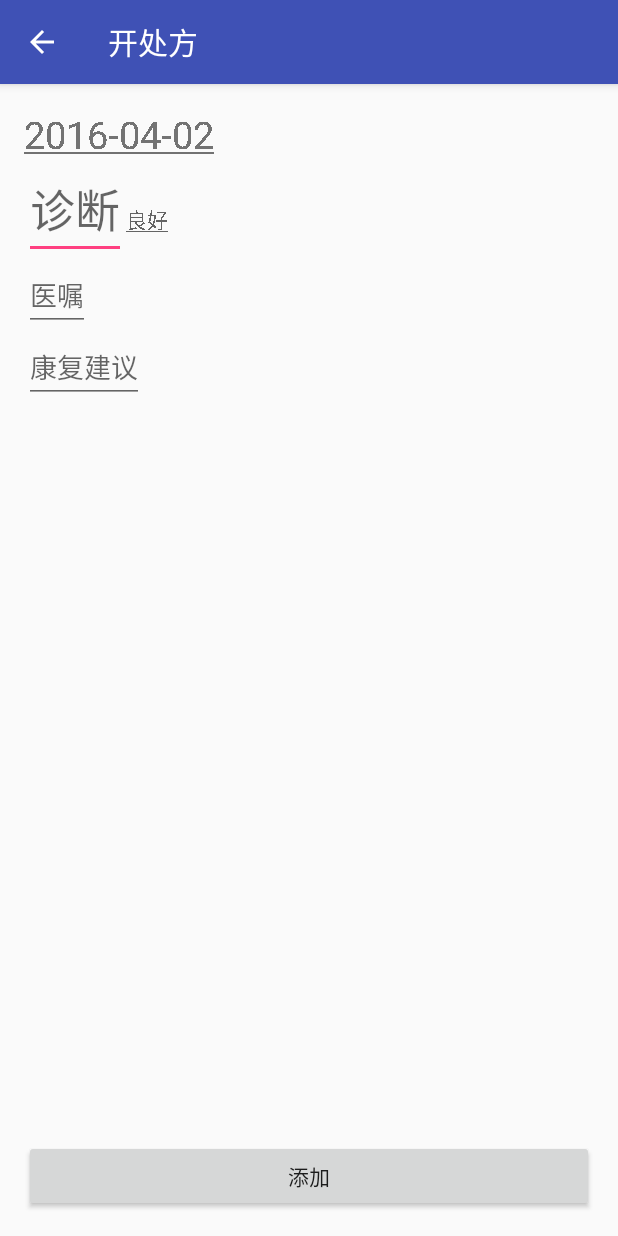
After one commit to The---onE/HomeDoctor, an Android app: the AddPrescriptionActivity screen opened directly, with no data from a screen before it, on a phone screen of 412 x 824 dp. The commit adds this screen. Run offline under Robolectric (Android 15) with nearby library versions, the phone set to English and light mode, and no system bars; libraries missing offline, so code that uses them is left out: com.avos.avoscloud, com.bigkoo.pickerview; 12 statements that could not run were skipped.

Commit message:
Could Add Prescription for Patient to Cloud

```diff
--- a/app/build.gradle
+++ b/app/build.gradle
@@ -35,6 +35,8 @@ dependencies {
     compile 'com.android.support:design:23.2.1'
     compile 'com.android.support:support-v4:23.2.1'
 
+    compile 'com.bigkoo:pickerview:2.0.8'
+
     compile 'com.nineoldandroids:library:2.4.0'
     compile 'cn.bingoogolapple:bga-refreshlayout:1.1.3@aar'
 
--- a/app/src/main/AndroidManifest.xml
+++ b/app/src/main/AndroidManifest.xml
@@ -31,6 +31,12 @@
         <activity
             android:name=".User.RegisterActivity"
             android:theme="@style/AppTheme.NoActionBar" />
+        <activity
+            android:name=".Patients.PatientDetailActivity"
+            android:theme="@style/AppTheme.NoActionBar" />
+        <activity
+            android:name=".Patients.AddPrescriptionActivity"
+            android:theme="@style/AppTheme.NoActionBar" />
     </application>
 
 </manifest>
--- a/app/src/main/java/com/xmx/homedoctor/Fragments/PatientsFragment.java
+++ b/app/src/main/java/com/xmx/homedoctor/Fragments/PatientsFragment.java
@@ -14,6 +14,7 @@ import com.avos.avoscloud.AVQuery;
 import com.avos.avoscloud.FindCallback;
 import com.xmx.homedoctor.Constants;
 import com.xmx.homedoctor.Patients.Patient;
+import com.xmx.homedoctor.Patients.PatientDetailActivity;
 import com.xmx.homedoctor.Patients.PatientsAdapter;
 import com.xmx.homedoctor.R;
 import com.xmx.homedoctor.Tools.BaseFragment;
@@ -60,7 +61,7 @@ public class PatientsFragment extends BaseFragment
             public void onItemClick(AdapterView<?> parent, View view, int position, long id) {
                 Patient item = (Patient) parent.getItemAtPosition(position);
                 if (item != null && item.getId() != null) {
-                    showToast(item.getId());
+                    startActivity(PatientDetailActivity.class, "id", item.getId());
                 }
             }
         });
@@ -153,7 +154,7 @@ public class PatientsFragment extends BaseFragment
                     if (flag) {
                         mAdapter.setItems(mItems);
                     } else {
-                        showToast(R.string.no_more);
+                        //showToast(R.string.no_more);
                     }
                 } else {
                     filterException(e);
--- /dev/null
+++ b/app/src/main/java/com/xmx/homedoctor/Patients/AddPrescriptionActivity.java
@@ -0,0 +1,179 @@
+package com.xmx.homedoctor.Patients;
+
+import android.graphics.Paint;
+import android.os.Bundle;
+import android.view.View;
+import android.widget.Button;
+import android.widget.EditText;
+import android.widget.TextView;
+
+import com.avos.avoscloud.AVException;
+import com.avos.avoscloud.AVObject;
+import com.avos.avoscloud.SaveCallback;
+import com.bigkoo.pickerview.OptionsPickerView;
+import com.bigkoo.pickerview.TimePickerView;
+import com.xmx.homedoctor.R;
+import com.xmx.homedoctor.Tools.ActivityBase.BaseTempActivity;
+import com.xmx.homedoctor.User.Callback.AutoLoginCallback;
+import com.xmx.homedoctor.User.UserManager;
+
+import java.text.DateFormat;
+import java.text.SimpleDateFormat;
+import java.util.ArrayList;
+import java.util.Calendar;
+import java.util.Date;
+import java.util.Locale;
+
+public class AddPrescriptionActivity extends BaseTempActivity {
+    String id;
+
+    TextView typeTextView;
+    TextView timeTextView;
+    Date recordDate;
+    int recordType;
+
+    @Override
+    protected void initView(Bundle savedInstanceState) {
+        setContentView(R.layout.activity_add_prescription);
+
+        id = getIntent().getStringExtra("id");
+        setTitle(R.string.add_prescription);
+
+        timeTextView = getViewById(R.id.time_tv);
+        DateFormat df = new SimpleDateFormat("yyyy-MM-dd", Locale.getDefault());
+        Date date = new Date();
+        recordDate = date;
+        String time = df.format(date);
+        timeTextView.setText(time);
+        timeTextView.getPaint().setFlags(Paint.UNDERLINE_TEXT_FLAG);
+
+        typeTextView = getViewById(R.id.tv_type);
+        typeTextView.getPaint().setFlags(Paint.UNDERLINE_TEXT_FLAG);
+        recordType = 0;
+    }
+
+    @Override
+    protected void setListener() {
+        final TimePickerView pvTime = new TimePickerView(this, TimePickerView.Type.YEAR_MONTH_DAY);
+        Calendar calendar = Calendar.getInstance();
+        pvTime.setRange(calendar.get(Calendar.YEAR)-50, calendar.get(Calendar.YEAR) + 49);
+        pvTime.setTime(new Date());
+        pvTime.setCancelable(true);
+        pvTime.setCyclic(true);
+        pvTime.setOnTimeSelectListener(new TimePickerView.OnTimeSelectListener() {
+            @Override
+            public void onTimeSelect(Date date) {
+                Date now = new Date();
+                date.setHours(now.getHours());
+                date.setMinutes(now.getMinutes());
+                date.setSeconds(now.getSeconds());
+                DateFormat df = new SimpleDateFormat("yyyy-MM-dd", Locale.getDefault());
+                String time = df.format(date);
+                timeTextView.setText(time);
+                recordDate = date;
+            }
+        });
+        timeTextView.setOnClickListener(new View.OnClickListener() {
+            @Override
+            public void onClick(View v) {
+                pvTime.show();
+            }
+        });
+
+        final ArrayList<String> types = new ArrayList<>();
+        types.add(getString(R.string.record_good));
+        types.add(getString(R.string.record_high));
+        types.add(getString(R.string.record_highest));
+        final OptionsPickerView pvOptions = new OptionsPickerView(this);
+        pvOptions.setPicker(types);
+        pvOptions.setCancelable(true);
+        pvOptions.setTitle(getString(R.string.record_type));
+        pvOptions.setCyclic(false);
+        pvOptions.setOnoptionsSelectListener(new OptionsPickerView.OnOptionsSelectListener() {
+            @Override
+            public void onOptionsSelect(int options1, int options2, int options3) {
+                String type = types.get(options1);
+                typeTextView.setText(type);
+                recordType = options1;
+            }
+        });
+        typeTextView.setOnClickListener(new View.OnClickListener() {
+            @Override
+            public void onClick(View view) {
+                pvOptions.show();
+            }
+        });
+
+        Button ok = getViewById(R.id.btn_ok);
+        ok.setOnClickListener(new View.OnClickListener() {
+            @Override
+            public void onClick(View view) {
+                EditText titleView = getViewById(R.id.title);
+                String title = titleView.getText().toString();
+                if (title.equals("")) {
+                    showToast("请输入诊断结果");
+                    return;
+                }
+
+                EditText textView = getViewById(R.id.text);
+                String text = textView.getText().toString();
+                EditText suggestionView = getViewById(R.id.suggestion);
+                String suggestion = suggestionView.getText().toString();
+
+                pushToCloud(title, recordDate, text, suggestion, recordType);
+            }
+        });
+    }
+
+    private void pushToCloud(String title, Date date, String text, String suggestion, int type) {
+        final AVObject post = new AVObject("Prescription");
+        post.put("title", title);
+        post.put("date", date);
+        post.put("text", text);
+        post.put("suggestion", suggestion);
+        post.put("type", type);
+        post.put("patient", id);
+        UserManager.getInstance().checkLogin(new AutoLoginCallback() {
+            @Override
+            public void success(AVObject user) {
+                post.put("doctor", user.getObjectId());
+                post.saveInBackground(new SaveCallback() {
+                    @Override
+                    public void done(AVException e) {
+                        if (e==null) {
+                            showToast(R.string.save_success);
+                            finish();
+                        } else {
+                            e.printStackTrace();
+                        }
+                    }
+                });
+            }
+
+            @Override
+            public void notLoggedIn() {
+                showToast(R.string.not_loggedin);
+            }
+
+            @Override
+            public void errorNetwork() {
+                showToast(R.string.network_error);
+            }
+
+            @Override
+            public void errorUsername() {
+                showToast(R.string.not_loggedin);
+            }
+
+            @Override
+            public void errorChecksum() {
+                showToast(R.string.not_loggedin);
+            }
+        });
+    }
+
+    @Override
+    protected void processLogic(Bundle savedInstanceState) {
+
+    }
+}
--- /dev/null
+++ b/app/src/main/res/layout/activity_add_prescription.xml
@@ -0,0 +1,73 @@
+<?xml version="1.0" encoding="utf-8"?>
+<LinearLayout xmlns:android="http://schemas.android.com/apk/res/android"
+    xmlns:app="http://schemas.android.com/apk/res-auto"
+    xmlns:tools="http://schemas.android.com/tools"
+    android:layout_width="match_parent"
+    android:layout_height="match_parent"
+    android:fitsSystemWindows="true"
+    android:orientation="vertical"
+    tools:context=".Patients.AddPrescriptionActivity">
+
+    <include layout="@layout/tool_bar" />
+
+    <LinearLayout xmlns:android="http://schemas.android.com/apk/res/android"
+        android:layout_width="match_parent"
+        android:layout_height="match_parent"
+        android:orientation="vertical"
+        android:paddingBottom="@dimen/activity_vertical_margin"
+        android:paddingLeft="@dimen/activity_horizontal_margin"
+        android:paddingRight="@dimen/activity_horizontal_margin"
+        android:paddingTop="@dimen/activity_vertical_margin"
+        app:layout_behavior="@string/appbar_scrolling_view_behavior">
+
+        <TextView
+            android:id="@+id/time_tv"
+            android:layout_width="wrap_content"
+            android:layout_height="wrap_content"
+            android:textSize="25sp" />
+
+        <LinearLayout
+            android:layout_width="match_parent"
+            android:layout_height="wrap_content">
+
+            <EditText
+                android:id="@+id/title"
+                android:layout_width="wrap_content"
+                android:layout_height="wrap_content"
+                android:hint="@string/record_title"
+                android:textSize="30sp" />
+
+            <TextView
+                android:id="@+id/tv_type"
+                android:layout_width="wrap_content"
+                android:layout_height="wrap_content"
+                android:hint="@string/record_good" />
+        </LinearLayout>
+
+        <EditText
+            android:id="@+id/text"
+            android:layout_width="wrap_content"
+            android:layout_height="wrap_content"
+            android:hint="@string/record_text" />
+
+        <EditText
+            android:id="@+id/suggestion"
+            android:layout_width="wrap_content"
+            android:layout_height="wrap_content"
+            android:hint="@string/record_suggestion" />
+
+        <RelativeLayout
+            android:layout_width="match_parent"
+            android:layout_height="match_parent">
+
+            <Button
+                android:id="@+id/btn_ok"
+                android:layout_width="match_parent"
+                android:layout_height="wrap_content"
+                android:layout_alignParentBottom="true"
+                android:text="@string/add" />
+        </RelativeLayout>
+
+    </LinearLayout>
+
+</LinearLayout>
--- a/app/src/main/res/values/strings.xml
+++ b/app/src/main/res/values/strings.xml
@@ -120,4 +120,6 @@
     <string name="female">女</string>
     <string name="error_id">身份证号格式不正确</string>
 
+    <string name="add_prescription">开处方</string>
+
 </resources>
```
Also changed, not shown: app/src/main/java/com/xmx/homedoctor/Patients/PatientDetailActivity.java (added, +51 -0 lines), app/src/main/res/layout/activity_patient_detail.xml (added, +31 -0 lines).
